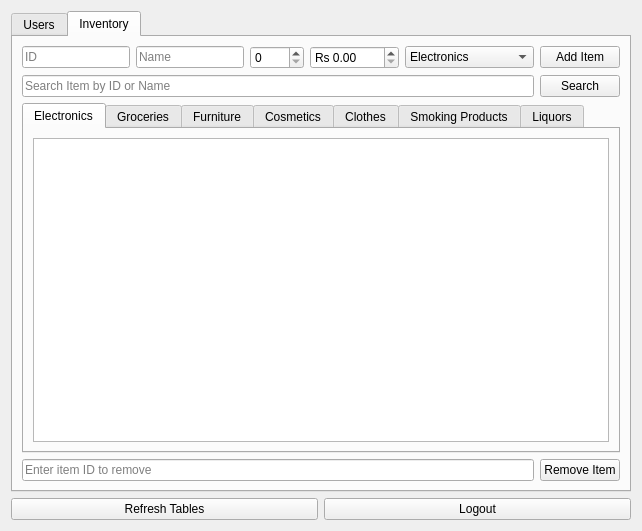
This is admin_page.ui in Pranamya-N/Inventory-Managment-system- as Qt 5 draws it before an edit. The edited form follows.
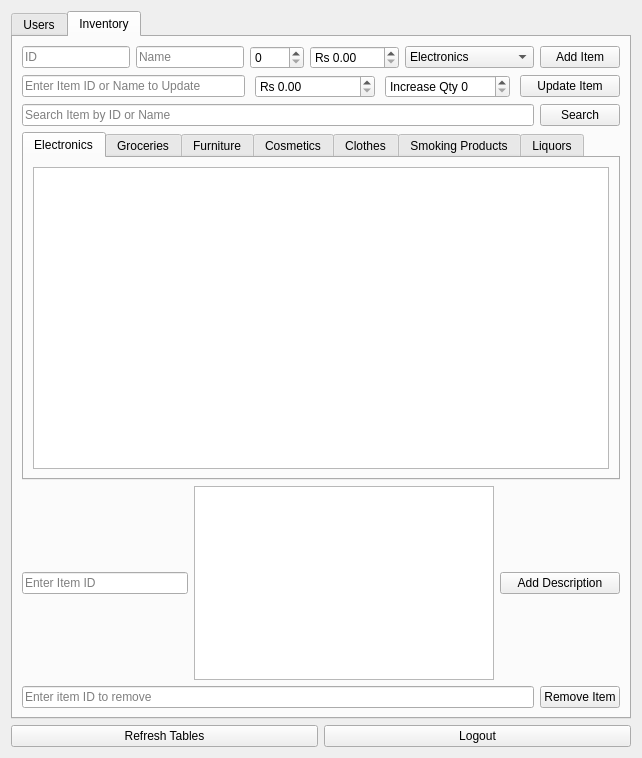
This is the edited form. The open tabs and pages were chosen to show the change.

Diff of the .ui file:
```diff
--- a/admin_page.ui
+++ b/admin_page.ui
@@ -140,6 +140,88 @@
         </layout>
        </item>
 
+       <!-- Update Item Layout -->
+       <item>
+        <layout class="QHBoxLayout" name="updateItemLayout">
+         <property name="spacing">
+          <number>10</number>
+         </property>
+         <item>
+          <widget class="QLineEdit" name="updateIdOrNameInput">
+           <property name="placeholderText">
+            <string>Enter Item ID or Name to Update</string>
+           </property>
+           <property name="minimumSize">
+            <size>
+             <width>200</width>
+             <height>0</height>
+            </size>
+           </property>
+          </widget>
+         </item>
+         <item>
+          <widget class="QDoubleSpinBox" name="changePriceInput">
+           <property name="minimum">
+            <double>0.00</double>
+           </property>
+           <property name="maximum">
+            <double>1000000.00</double>
+           </property>
+           <property name="decimals">
+            <number>2</number>
+           </property>
+           <property name="prefix">
+            <string>Rs </string>
+           </property>
+           <property name="toolTip">
+            <string>Set new price</string>
+           </property>
+           <property name="minimumSize">
+            <size>
+             <width>120</width>
+             <height>0</height>
+            </size>
+           </property>
+          </widget>
+         </item>
+         <item>
+          <widget class="QSpinBox" name="increaseQuantityInput">
+           <property name="minimum">
+            <number>0</number>
+           </property>
+           <property name="maximum">
+            <number>9999</number>
+           </property>
+           <property name="prefix">
+            <string>Increase Qty </string>
+           </property>
+           <property name="toolTip">
+            <string>Amount to increase quantity by</string>
+           </property>
+           <property name="minimumSize">
+            <size>
+             <width>120</width>
+             <height>0</height>
+            </size>
+           </property>
+          </widget>
+         </item>
+         <item>
+          <widget class="QPushButton" name="updateItemBtn">
+           <property name="text">
+            <string>Update Item</string>
+           </property>
+           <property name="minimumSize">
+            <size>
+             <width>100</width>
+             <height>0</height>
+            </size>
+           </property>
+          </widget>
+         </item>
+        </layout>
+       </item>
+
        <!-- Search Item Layout -->
        <item>
         <layout class="QHBoxLayout" name="searchItemLayout">
@@ -322,6 +404,48 @@
         </widget>
        </item>
 
+       <!-- Add Description Layout -->
+       <item>
+        <layout class="QHBoxLayout" name="addDescriptionLayout">
+         <item>
+          <widget class="QLineEdit" name="descItemIdInput">
+           <property name="placeholderText">
+            <string>Enter Item ID</string>
+           </property>
+           <property name="minimumSize">
+            <size>
+             <width>100</width>
+             <height>0</height>
+            </size>
+           </property>
+          </widget>
+         </item>
+         <item>
+          <widget class="QTextEdit" name="descInput">
+           <property name="minimumSize">
+            <size>
+             <width>300</width>
+             <height>50</height>
+            </size>
+           </property>
+          </widget>
+         </item>
+         <item>
+          <widget class="QPushButton" name="addDescriptionBtn">
+           <property name="text">
+            <string>Add Description</string>
+           </property>
+           <property name="minimumSize">
+            <size>
+             <width>120</width>
+             <height>0</height>
+            </size>
+           </property>
+          </widget>
+         </item>
+        </layout>
+       </item>
+
        <!-- Remove Item Layout -->
        <item>
         <layout class="QHBoxLayout" name="itemRemoveLayout">
```
Left out of the diff: 2 changed lines with no effect on the pictures.
